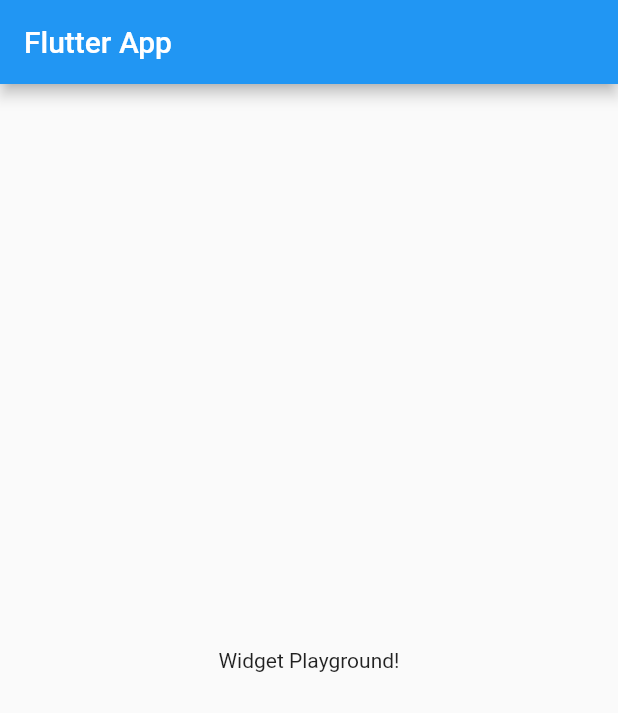
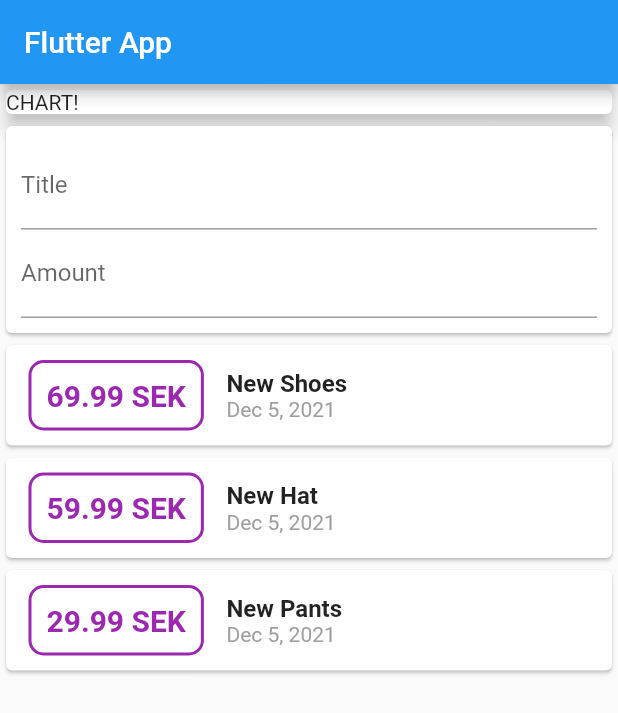
Before and after one commit to KarolCislowski/flutter_expenses_planer, a Flutter app: the screen it shows after launch, on a phone screen of 412 x 824 dp. Shown: the top 713 px of the screen. Run offline on Flutter 3.47's test engine with Material 2 defaults, Android fonts, the phone set to English and light mode, and no system bars.

Commit message:
The end of day 1

```diff
--- a/lib/main.dart
+++ b/lib/main.dart
@@ -1,4 +1,7 @@
 import 'package:flutter/material.dart';
+import 'package:intl/intl.dart';
+
+import './transaction.dart';
 
 void main() => runApp(MyApp());
 
@@ -13,14 +16,106 @@ class MyApp extends StatelessWidget {
 }
 
 class MyHomePage extends StatelessWidget {
+  final List<Transaction> transactions = [
+    Transaction(
+      id: '1',
+      title: 'New Shoes',
+      amount: 69.99,
+      date: DateTime.now(),
+    ),
+    Transaction(
+      id: '2',
+      title: 'New Hat',
+      amount: 59.99,
+      date: DateTime.now(),
+    ),
+    Transaction(
+      id: '3',
+      title: 'New Pants',
+      amount: 29.99,
+      date: DateTime.now(),
+    ),
+  ];
+
   @override
   Widget build(BuildContext context) {
     return Scaffold(
       appBar: AppBar(
         title: Text('Flutter App'),
       ),
-      body: Center(
-        child: Text('Widget Playground!'),
+      body: Column(
+        crossAxisAlignment: CrossAxisAlignment.stretch,
+        children: <Widget>[
+          Card(
+            child: Text('CHART!'),
+            elevation: 5,
+          ),
+          Card(
+            child: Container(
+              padding: EdgeInsets.all(10),
+              child: Column(
+                children: <Widget>[
+                  TextField(
+                    decoration: InputDecoration(labelText: 'Title'),
+                  ),
+                  TextField(
+                    decoration: InputDecoration(labelText: 'Amount'),
+                  ),
+                ],
+              ),
+            ),
+          ),
+          Column(
+            children: [
+              ...transactions.map((transaction) => Card(
+                    child: Row(
+                      children: [
+                        Container(
+                          margin: EdgeInsets.symmetric(
+                            vertical: 10,
+                            horizontal: 15,
+                          ),
+                          decoration: BoxDecoration(
+                            border: Border.all(
+                              color: Colors.purple,
+                              width: 2,
+                            ),
+                            borderRadius: BorderRadius.circular(10),
+                          ),
+                          padding: EdgeInsets.all(10),
+                          child: Text(
+                            '${transaction.amount.toString()} SEK',
+                            style: TextStyle(
+                              fontWeight: FontWeight.bold,
+                              fontSize: 20,
+                              color: Colors.purple,
+                            ),
+                          ),
+                        ),
+                        Column(
+                          crossAxisAlignment: CrossAxisAlignment.start,
+                          children: [
+                            Text(
+                              transaction.title,
+                              style: TextStyle(
+                                fontWeight: FontWeight.bold,
+                                fontSize: 16,
+                              ),
+                            ),
+                            Text(
+                              DateFormat.yMMMd().format(transaction.date),
+                              style: TextStyle(
+                                color: Colors.grey,
+                              ),
+                            ),
+                          ],
+                        ),
+                      ],
+                    ),
+                  ))
+            ],
+          )
+        ],
       ),
     );
   }
--- /dev/null
+++ b/lib/transaction.dart
@@ -0,0 +1,15 @@
+import 'package:flutter/foundation.dart';
+
+class Transaction {
+  final String id;
+  final String title;
+  final double amount;
+  final DateTime date;
+
+  Transaction({
+    @required this.id,
+    @required this.title,
+    @required this.amount,
+    @required this.date,
+  });
+}
--- a/pubspec.yaml
+++ b/pubspec.yaml
@@ -18,16 +18,17 @@ publish_to: 'none' # Remove this line if you wish to publish to pub.dev
 version: 1.0.0+1
 
 environment:
-  sdk: ">=2.11.0 <3.0.0"
+  sdk: '>=2.11.0 <3.0.0'
 
 dependencies:
   flutter:
     sdk: flutter
 
-
   # The following adds the Cupertino Icons font to your application.
   # Use with the CupertinoIcons class for iOS style icons.
   cupertino_icons: ^1.0.2
+
+  intl: ^0.17.0
 
 dev_dependencies:
   flutter_test:
@@ -38,7 +39,6 @@ dev_dependencies:
 
 # The following section is specific to Flutter.
 flutter:
-
   # The following line ensures that the Material Icons font is
   # included with your application, so that you can use the icons in
   # the material Icons class.
```
Also changed, not shown: pubspec.lock.
